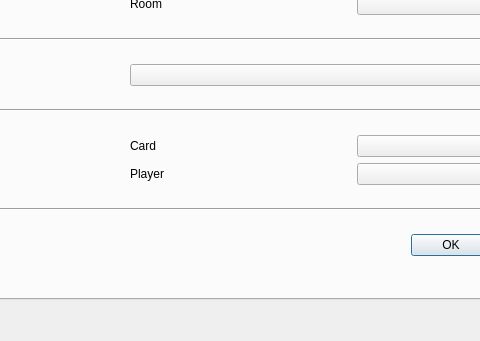
This is src/mainwindow.ui in wsciaroni/clue as Qt 5 draws it before an edit; both pictures show x 345 to 825 and y 310 to 651 of the 949 by 651 pixel window. The edited form follows.
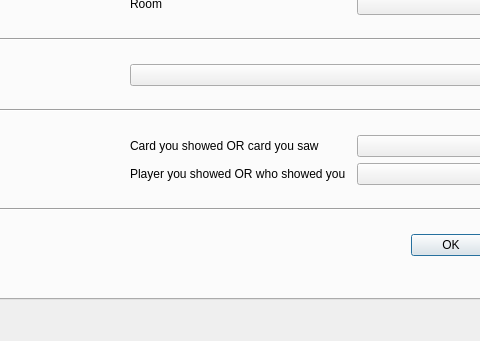
This is the edited form.

The edit to the form file:
```diff
--- a/src/mainwindow.ui
+++ b/src/mainwindow.ui
@@ -194,7 +194,7 @@
            <item row="0" column="0">
             <widget class="QLabel" name="playerShownComboBox">
              <property name="text">
-              <string>Card</string>
+              <string>Card you showed OR card you saw</string>
              </property>
             </widget>
            </item>
@@ -204,7 +204,7 @@
            <item row="1" column="0">
             <widget class="QLabel" name="playerShownLabel">
              <property name="text">
-              <string>Player</string>
+              <string>Player you showed OR who showed you</string>
              </property>
             </widget>
            </item>
```
